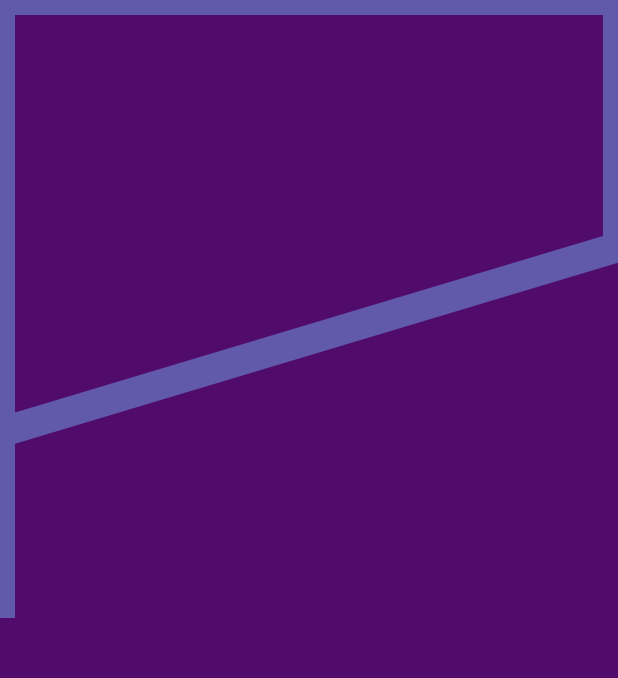
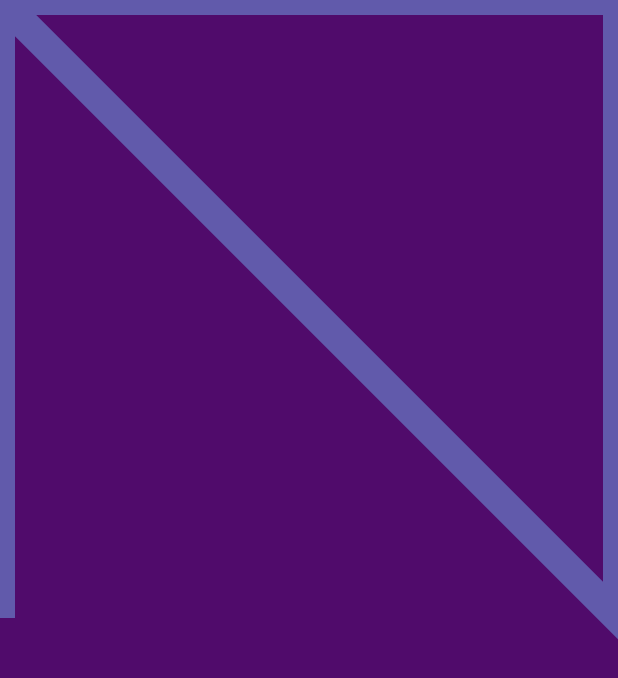
Before and after one commit to Cesarppm/disenosflutter, a Flutter app: the screen it shows after launch, on a phone screen of 412 x 824 dp. Shown: the top 678 px of the screen. Run offline on Flutter 3.47's test engine with Material 2 defaults, Android fonts, the phone set to English and light mode, and no system bars.

Commit message:
final del capitulo 18

```diff
--- a/lib/src/pages/widgets/headere_page.dart
+++ b/lib/src/pages/widgets/headere_page.dart
@@ -8,7 +8,7 @@ class HeadersPage extends StatelessWidget {
   @override
   Widget build(BuildContext context) {
     return Scaffold(
-      body: HeaderDiagonal(),
+      body: HeaderTriangular(),
     );
   }
 }
--- a/lib/src/pages/widgets/headers.dart
+++ b/lib/src/pages/widgets/headers.dart
@@ -115,8 +115,8 @@ class _HeaderTriangularPainter extends CustomPainter{
     final path = new Path();
 
     //Dibujar con el path y el lapiz
-    path.moveTo(0, size.height * 0.35);
-    path.lineTo(size.width, size.height * 0.20);
+    //path.moveTo(0, size.height * 0.50);
+    path.lineTo(size.width, size.height * 0.50);
     path.lineTo(size.width, 0);
     path.lineTo(0, 0);
     path.lineTo(0, size.height * 0.5);
```
